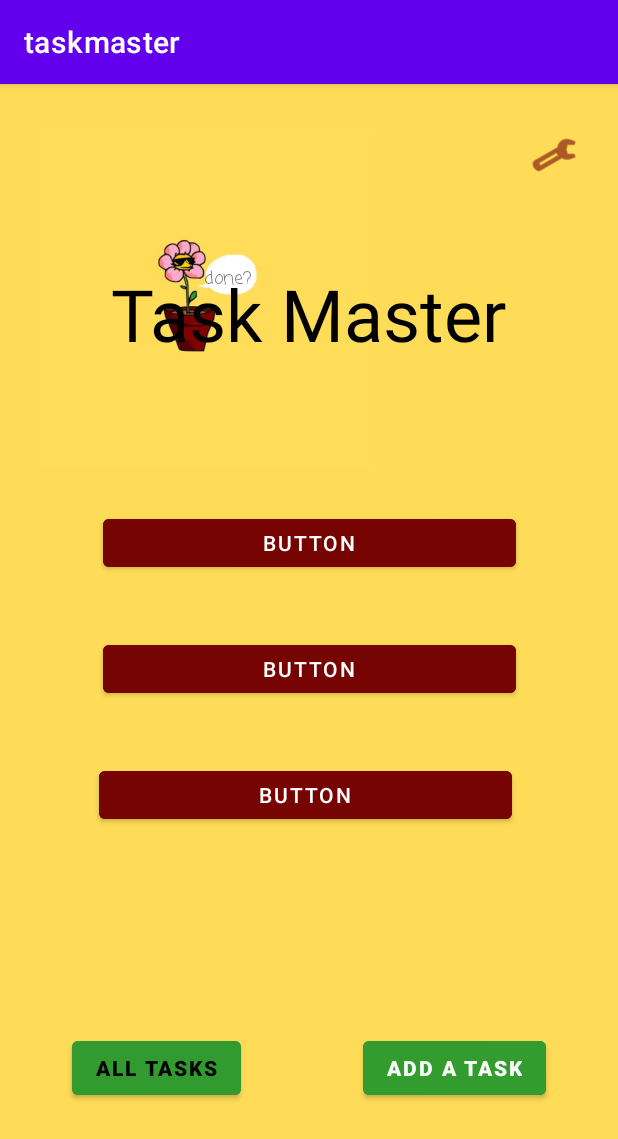
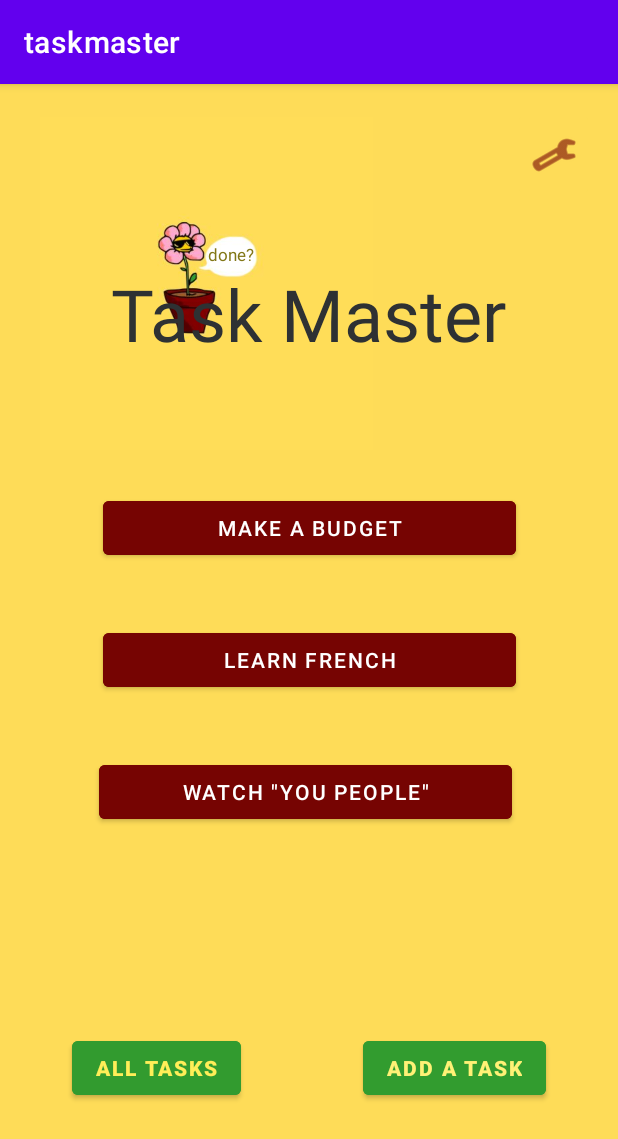
Before and after one commit to crumbycupid/taskmaster, an Android app: the screen it shows after launch (MainActivity), on a phone screen of 412 x 824 dp. Shown: the top 1139 px of the screen. Run offline under Robolectric (Android 15) with nearby library versions, the phone set to English and light mode, and no system bars; Roboto replaces fonts that are not available here.

Commit message:
added settings input and button. fixed fatal issue with colors. cannot be an import, must change to hex

```diff
--- a/taskmaster/app/src/main/java/com/devonterry/taskmaster/MainActivity.java
+++ b/taskmaster/app/src/main/java/com/devonterry/taskmaster/MainActivity.java
@@ -4,8 +4,8 @@ import androidx.appcompat.app.AppCompatActivity;
 
 import android.content.Intent;
 import android.os.Bundle;
-import android.view.View;
 import android.widget.Button;
+import android.widget.ImageButton;
 
 public class MainActivity extends AppCompatActivity {
 
@@ -26,6 +26,12 @@ public class MainActivity extends AppCompatActivity {
             startActivity(goToAddATaskIntent);
         });
 
+        ImageButton settingsButton = (ImageButton) findViewById(R.id.MainActivitySettingsButton);
+        settingsButton.setOnClickListener(v -> {
+            Intent goToSettingsIntent = new Intent(this, SettingsActivity.class);
+            startActivity(goToSettingsIntent);
+        });
+
 
     }
 }
--- a/taskmaster/app/src/main/res/layout/activity_main.xml
+++ b/taskmaster/app/src/main/res/layout/activity_main.xml
@@ -2,11 +2,11 @@
 <androidx.constraintlayout.widget.ConstraintLayout xmlns:android="http://schemas.android.com/apk/res/android"
     xmlns:app="http://schemas.android.com/apk/res-auto"
     xmlns:tools="http://schemas.android.com/tools"
+    android:id="@+id/textBox"
     android:layout_width="match_parent"
     android:layout_height="match_parent"
     android:background="#FEDC58"
-    android:clickable="true"
-    tools:context=".MainActivity">
+    android:clickable="true">
 
     <ImageView
         android:id="@+id/MainActivityFlowerLogo"
@@ -14,26 +14,11 @@
         android:layout_height="230dp"
         android:layout_marginBottom="24dp"
         android:contentDescription="@string/flowerInAPotSayingDone"
-        app:layout_constraintBottom_toTopOf="@+id/button3"
+        app:layout_constraintBottom_toTopOf="@+id/MainActivityBudgetButton"
         app:layout_constraintEnd_toEndOf="@+id/MainActivityTaskMasterHeader"
         app:layout_constraintHorizontal_bias="0.0"
         app:layout_constraintStart_toStartOf="@+id/MainActivityTaskMasterHeader"
         app:srcCompat="@drawable/tm_jpg" />
-
-    <TextView
-        android:id="@+id/MainActivityDoneTextView"
-        android:layout_width="wrap_content"
-        android:layout_height="wrap_content"
-        android:fontFamily="casual"
-        android:text="@string/lowerCaseDoneQuestionmark"
-        android:textSize="12sp"
-        app:layout_constraintBottom_toBottomOf="@+id/MainActivityFlowerLogo"
-        app:layout_constraintEnd_toEndOf="@+id/MainActivityFlowerLogo"
-        app:layout_constraintHorizontal_bias="0.577"
-        app:layout_constraintStart_toStartOf="@+id/MainActivityFlowerLogo"
-        app:layout_constraintTop_toTopOf="@+id/MainActivityFlowerLogo"
-        app:layout_constraintVertical_bias="0.43"
-        tools:textStyle="bold" />
 
     <TextView
         android:id="@+id/MainActivityTaskMasterHeader"
@@ -42,9 +27,9 @@
         android:layout_marginTop="116dp"
         android:text="@string/taskMaster"
         android:textAlignment="center"
-        android:textColor="@color/black"
+        android:textColor="#2E3133"
         android:textSize="48sp"
-        app:layout_constraintBottom_toTopOf="@+id/button3"
+        app:layout_constraintBottom_toTopOf="@+id/MainActivityBudgetButton"
         app:layout_constraintEnd_toEndOf="parent"
         app:layout_constraintHorizontal_bias="0.49"
         app:layout_constraintStart_toStartOf="parent"
@@ -61,11 +46,12 @@
         android:layout_marginBottom="88dp"
         android:backgroundTint="#329B2F"
         android:text="@string/allTasks"
-        android:textColor="#020202"
+        android:textColor="#FFEE58"
         android:textStyle="bold"
         app:iconTint="@color/black"
         app:layout_constraintBottom_toBottomOf="parent"
-        app:layout_constraintStart_toStartOf="parent" />
+        app:layout_constraintStart_toStartOf="parent"
+        tools:ignore="TextContrastCheck" />
 
     <Button
         android:id="@+id/MainActivityAddATaskButton"
@@ -75,10 +61,11 @@
         android:layout_marginBottom="88dp"
         android:backgroundTint="#329C2F"
         android:text="@string/addATask"
-        android:textColor="#FBFAFA"
+        android:textColor="#FFF176"
         android:textStyle="bold"
         app:layout_constraintBottom_toBottomOf="parent"
-        app:layout_constraintEnd_toEndOf="parent" />
+        app:layout_constraintEnd_toEndOf="parent"
+        tools:ignore="TextContrastCheck" />
 
     <ImageButton
         android:id="@+id/MainActivitySettingsButton"
@@ -96,37 +83,51 @@
         tools:ignore="RedundantDescriptionCheck,ImageContrastCheck" />
 
     <Button
-        android:id="@+id/button3"
+        android:id="@+id/MainActivityBudgetButton"
         android:layout_width="275dp"
-        android:layout_height="44dp"
+        android:layout_height="48dp"
         android:layout_marginBottom="40dp"
         android:backgroundTint="#760402"
-        android:text="Button"
-        app:layout_constraintBottom_toTopOf="@+id/button5"
+        android:text="@string/makeABudget"
+        app:layout_constraintBottom_toTopOf="@+id/MainActivityLearnFrenchButton"
         app:layout_constraintEnd_toEndOf="parent"
         app:layout_constraintStart_toStartOf="parent" />
 
     <Button
-        android:id="@+id/button5"
+        android:id="@+id/MainActivityLearnFrenchButton"
         android:layout_width="275dp"
-        android:layout_height="44dp"
+        android:layout_height="48dp"
         android:layout_marginBottom="40dp"
         android:backgroundTint="#760402"
-        android:text="Button"
-        app:layout_constraintBottom_toTopOf="@+id/button6"
+        android:text="@string/learnFrench3"
+        app:layout_constraintBottom_toTopOf="@+id/MainActivityWatchYouPeopleButton"
         app:layout_constraintEnd_toEndOf="parent"
         app:layout_constraintStart_toStartOf="parent" />
 
     <Button
-        android:id="@+id/button6"
+        android:id="@+id/MainActivityWatchYouPeopleButton"
         android:layout_width="275dp"
-        android:layout_height="44dp"
+        android:layout_height="48dp"
         android:layout_marginBottom="272dp"
         android:backgroundTint="#760402"
-        android:text="Button"
+        android:text="@string/watchYouPeople"
         app:layout_constraintBottom_toBottomOf="parent"
         app:layout_constraintEnd_toEndOf="parent"
         app:layout_constraintHorizontal_bias="0.485"
         app:layout_constraintStart_toStartOf="parent" />
 
+    <TextView
+        android:id="@+id/textView"
+        android:layout_width="40dp"
+        android:layout_height="18dp"
+        android:layout_marginBottom="124dp"
+        android:text="@string/lowerCaseDoneQuestionMark"
+        android:textColor="#827717"
+        android:textSize="11sp"
+        app:layout_constraintBottom_toBottomOf="@+id/MainActivityFlowerLogo"
+        app:layout_constraintEnd_toEndOf="@+id/MainActivityFlowerLogo"
+        app:layout_constraintHorizontal_bias="0.615"
+        app:layout_constraintStart_toStartOf="@+id/MainActivityFlowerLogo"
+        tools:ignore="TextContrastCheck" />
+
 </androidx.constraintlayout.widget.ConstraintLayout>
--- a/taskmaster/app/src/main/res/values/strings.xml
+++ b/taskmaster/app/src/main/res/values/strings.xml
@@ -15,5 +15,16 @@
     <string name="descriptionNoColon">Description</string>
     <string name="submittedExclamation">Submitted!</string>
     <string name="settingsButton">Settings Button</string>
-    <string name="lowerCaseDoneQuestionmark">done?</string>
+    <string name="lowerCaseDoneQuestionMark">done?</string>
+    <string name="makeABudget">Make A Budget</string>
+    <string name="learnFrench" />
+    <string name="learnFrench2">Learn French</string>
+    <string name="goForARun2">Go For A Run</string>
+    <string name="learnFrench3">Learn French</string>
+    <string name="watchYouPeople">Watch \"You People\"</string>
+    <string name="taskDetails">Task Details</string>
+    <string name="loremBlah">Lorem Ipsum blah, blah, blah</string>
+    <string name="name2">Name</string>
+    <string name="save">Save</string>
+    <string name="inputUsernameHere">Input UserName Here</string>
 </resources>
```
Also changed, not shown: taskmaster/app/src/main/res/layout/activity_add_task.xml (+8 -3 lines), taskmaster/app/src/main/res/layout/activity_settings.xml (+14 -6 lines), taskmaster/app/src/main/res/layout/activity_task_detail.xml (+25 -1 lines).
